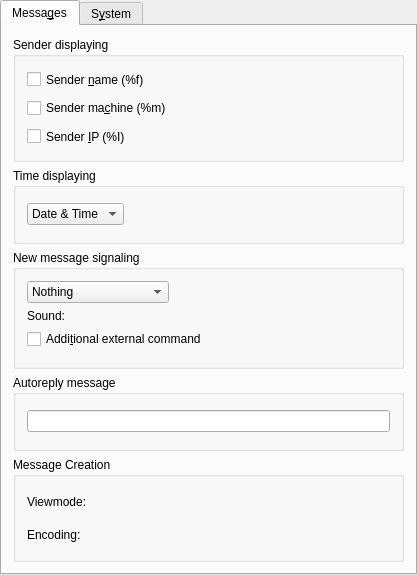
The window that trunk/klinpopup/src/prefs_base.ui (BackupTheBerlios/klinpopup-svn) describes before a commit, drawn with Qt 5.
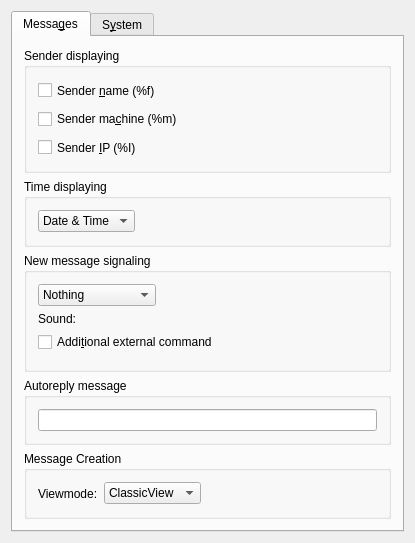
The same window after the commit. Custom widgets are drawn as their Qt base class.

What changed in the file:
```diff
--- a/trunk/klinpopup/src/prefs_base.ui
+++ b/trunk/klinpopup/src/prefs_base.ui
@@ -5,8 +5,8 @@
    <rect>
     <x>0</x>
     <y>0</y>
-    <width>417</width>
-    <height>575</height>
+    <width>404</width>
+    <height>494</height>
    </rect>
   </property>
   <property name="sizePolicy" >
@@ -18,20 +18,8 @@
   <property name="windowTitle" >
    <string>Prefs_base</string>
   </property>
-  <layout class="QVBoxLayout" >
-   <property name="leftMargin" >
-    <number>0</number>
-   </property>
-   <property name="topMargin" >
-    <number>0</number>
-   </property>
-   <property name="rightMargin" >
-    <number>0</number>
-   </property>
-   <property name="bottomMargin" >
-    <number>0</number>
-   </property>
-   <item>
+  <layout class="QGridLayout" >
+   <item row="0" column="0" >
     <widget class="QTabWidget" name="tabWidget4" >
      <property name="sizePolicy" >
       <sizepolicy vsizetype="MinimumExpanding" hsizetype="MinimumExpanding" >
@@ -350,8 +338,8 @@
          <property name="title" >
           <string>Message Creation</string>
          </property>
-         <layout class="QGridLayout" >
-          <item row="0" column="0" >
+         <layout class="QHBoxLayout" >
+          <item>
            <widget class="QLabel" name="textLabel1" >
             <property name="text" >
              <string>Viewmode:</string>
@@ -361,43 +349,21 @@
             </property>
            </widget>
           </item>
-          <item row="0" column="1" >
-           <widget class="KComboBox" native="1" name="kcfg_MakePopupView" >
-            <property name="toolTip" >
-             <string>View when writing a new message</string>
-            </property>
-            <property name="whatsThis" >
-             <string>What viewmode should be used when writing new messages.</string>
-            </property>
+          <item>
+           <widget class="QComboBox" name="kcfg_MakePopupView" >
+            <item>
+             <property name="text" >
+              <string>ClassicView</string>
+             </property>
+            </item>
+            <item>
+             <property name="text" >
+              <string>TreeView</string>
+             </property>
+            </item>
            </widget>
           </item>
-          <item row="1" column="0" >
-           <widget class="QLabel" name="textLabel2_2" >
-            <property name="toolTip" >
-             <string/>
-            </property>
-            <property name="whatsThis" >
-             <string/>
-            </property>
-            <property name="text" >
-             <string>Encoding:</string>
-            </property>
-            <property name="wordWrap" >
-             <bool>false</bool>
-            </property>
-           </widget>
-          </item>
-          <item row="1" column="1" >
-           <widget class="KComboBox" native="1" name="kcfg_Encoding" >
-            <property name="toolTip" >
-             <string>Character encoding for new messages</string>
-            </property>
-            <property name="whatsThis" >
-             <string>Set the character encoding for new messages.</string>
-            </property>
-           </widget>
-          </item>
-          <item rowspan="2" row="0" column="2" >
+          <item>
            <spacer>
             <property name="orientation" >
              <enum>Qt::Horizontal</enum>
@@ -407,8 +373,8 @@
             </property>
             <property name="sizeHint" >
              <size>
-              <width>179</width>
-              <height>60</height>
+              <width>91</width>
+              <height>21</height>
              </size>
             </property>
            </spacer>
@@ -422,8 +388,8 @@
       <attribute name="title" >
        <string>S&amp;ystem</string>
       </attribute>
-      <layout class="QGridLayout" >
-       <item row="0" column="0" >
+      <layout class="QVBoxLayout" >
+       <item>
         <widget class="QGroupBox" name="groupBox4" >
          <property name="sizePolicy" >
           <sizepolicy vsizetype="Minimum" hsizetype="Minimum" >
@@ -511,7 +477,7 @@
          </layout>
         </widget>
        </item>
-       <item row="1" column="0" >
+       <item>
         <widget class="QGroupBox" name="groupBox3" >
          <property name="sizePolicy" >
           <sizepolicy vsizetype="Minimum" hsizetype="Minimum" >
@@ -543,19 +509,12 @@
            </widget>
           </item>
           <item>
-           <widget class="KUrlRequester" native="1" name="kcfg_SmbclientBin" >
-            <property name="toolTip" >
-             <string>Path to smbclient</string>
-            </property>
-            <property name="whatsThis" >
-             <string>The Path to your smbclient binary.</string>
-            </property>
-           </widget>
+           <widget class="QLineEdit" name="kcfg_SmbclientBin" />
           </item>
          </layout>
         </widget>
        </item>
-       <item row="2" column="0" >
+       <item>
         <spacer>
          <property name="orientation" >
           <enum>Qt::Vertical</enum>
@@ -565,8 +524,8 @@
          </property>
          <property name="sizeHint" >
           <size>
-           <width>360</width>
-           <height>20</height>
+           <width>364</width>
+           <height>241</height>
           </size>
          </property>
         </spacer>
```
Left out of the diff: 6 changed lines with no effect on the pictures.
